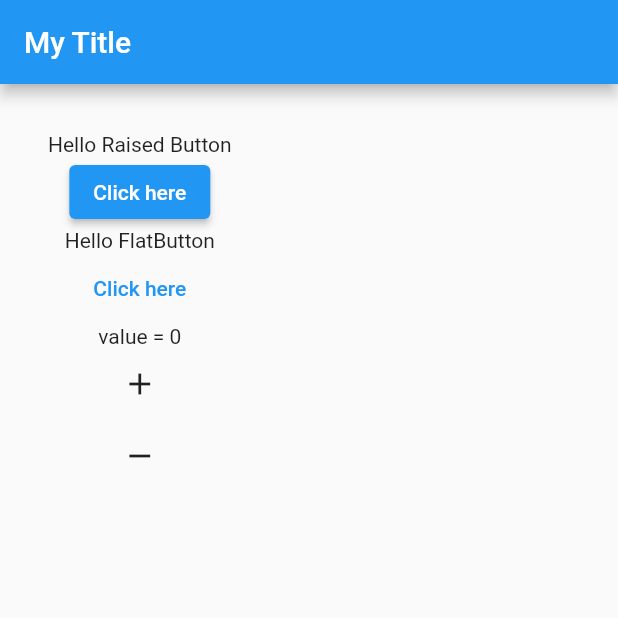
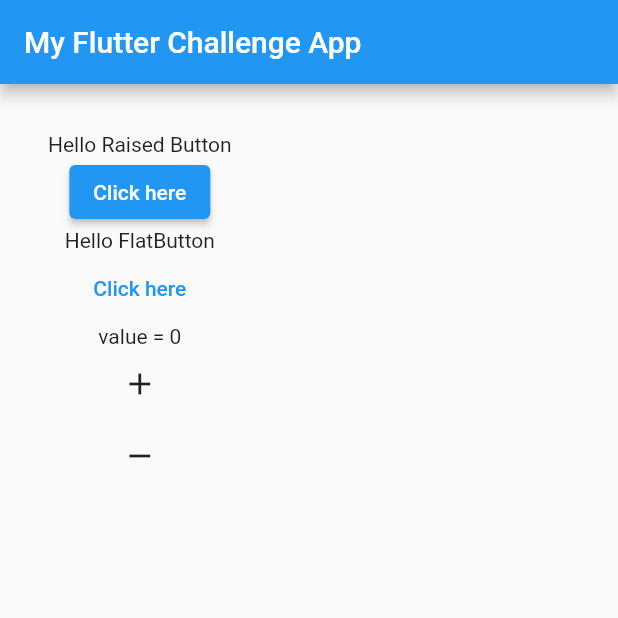
Before and after one commit to Ayomilotunde/flutter_30days_challenge, a Flutter app: the screen it shows after launch, on a phone screen of 412 x 824 dp, the top half of it. Run offline on Flutter 3.47's test engine with Material 2 defaults, Android fonts, the phone set to English and light mode, and no system bars.

Commit message:
Changed the title of the app bar

```diff
--- a/lib/main.dart
+++ b/lib/main.dart
@@ -47,8 +47,7 @@ class _State extends State<MyApp> {
   Widget build(BuildContext context) {
     return new Scaffold(
       appBar: new AppBar(
-        // ignore: prefer_const_constructors
-        title: new Text('My Title'),
+        title: const Text('My Flutter Challenge App'),
       ),
       body: new Container(
         padding: const EdgeInsets.all(32.0),
```
